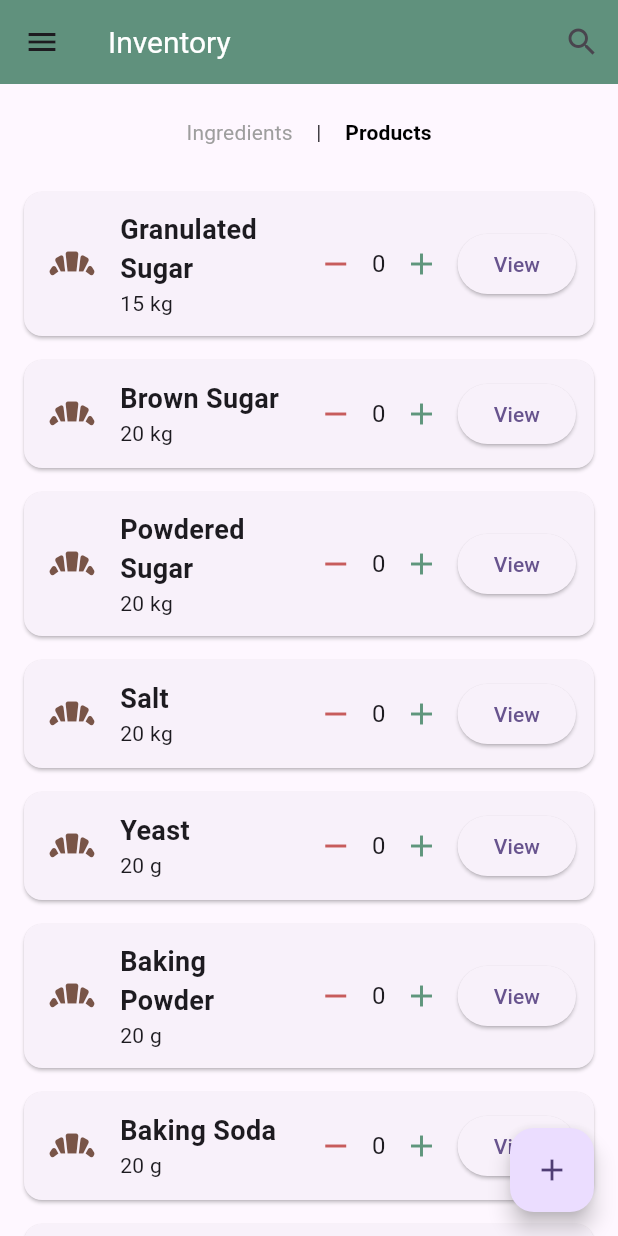
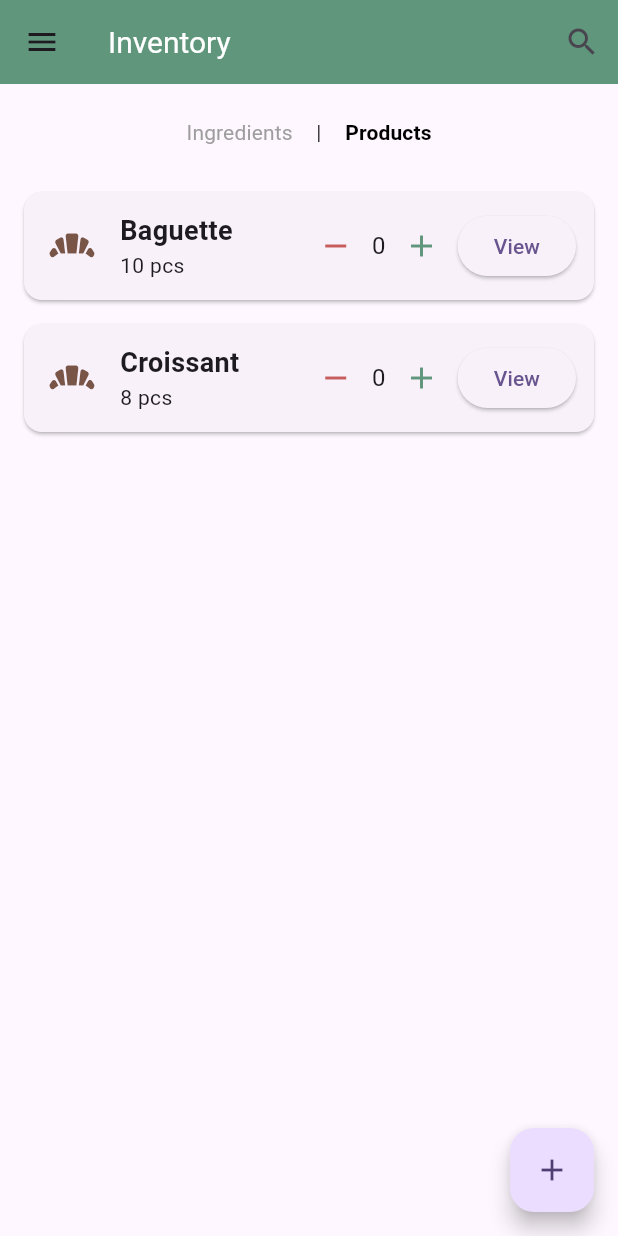
Before and after one commit to VoxMonstra/CSC-4610-Web-Warriors, a Flutter app: the InventoryPage screen opened by its route, scrolled down 576 dp, after a tap on "Products", on a phone screen of 412 x 824 dp. Run offline on Flutter 3.47's test engine with Material 3 defaults, Android fonts, the phone set to English and light mode, and no system bars; our stand-ins replace google_fonts, shared_preferences; missing offline and left inert: mysql1; accounts and stored records are empty.

Commit message:
fix: lowercase a variable

```diff
--- a/src/lib/screens/inventory.dart
+++ b/src/lib/screens/inventory.dart
@@ -294,7 +294,7 @@ class _InventoryPageState extends State<InventoryPage> {
   void _switchInventory(String newInventory) {
     setState(() {
       currInventory = newInventory; // Update the current inventory name
-      if (currInventory == "Products") {
+      if (currInventory == "products") {
         inventory = List.from(products);
       } else {
         inventory = List.from(ingredients); // Default to Ingredients
```
